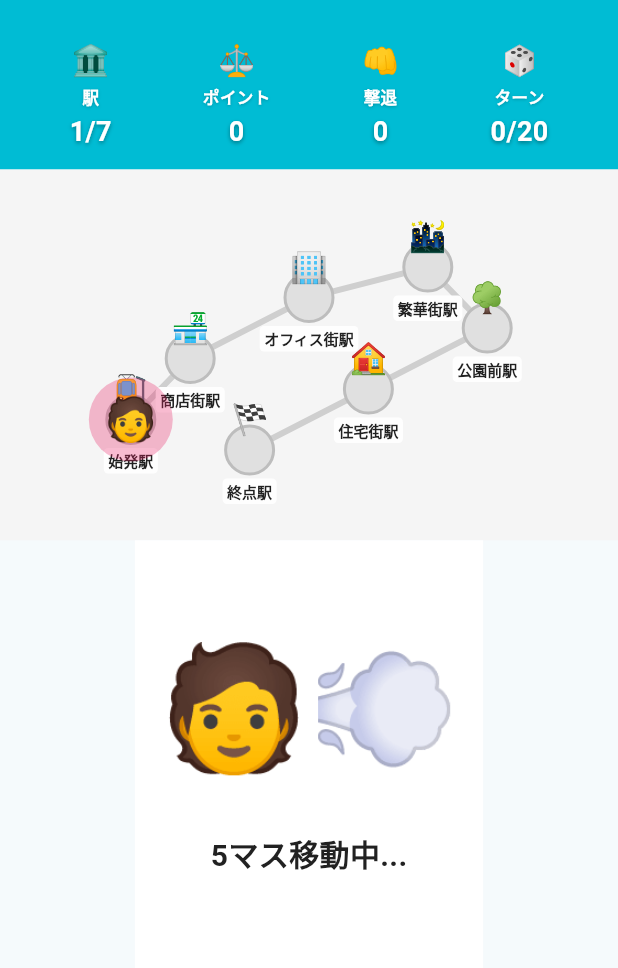
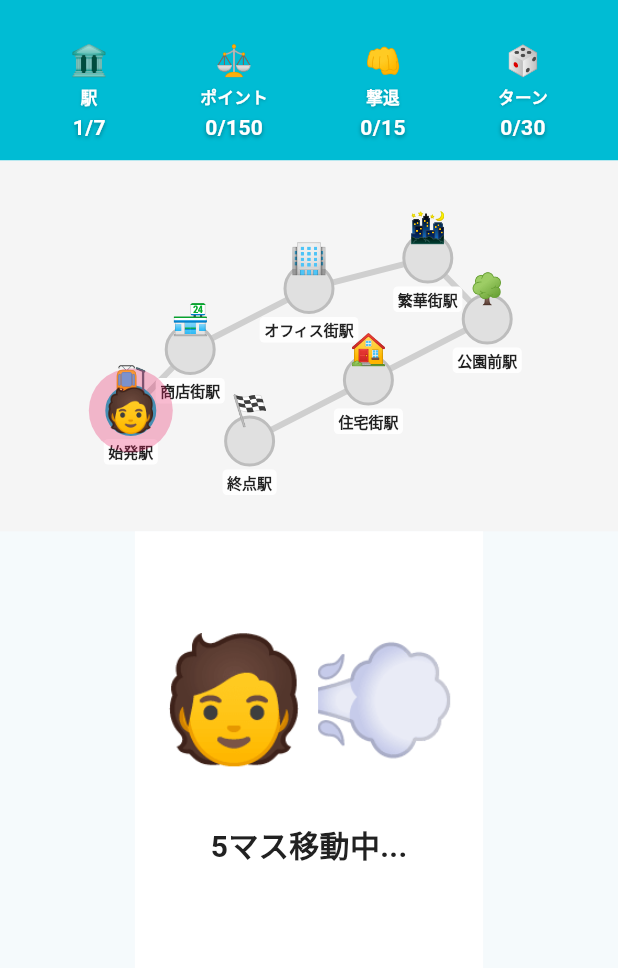
Before and after one commit to okamyuji/ojisan_bounce, a Flutter app: the GameScreen screen opened directly, after a tap on "サイコロを振る", on a phone screen of 412 x 824 dp, the part 63-1031 px from its top. Run offline on Flutter 3.47's test engine with Material 3 defaults, Android fonts, the phone set to English and light mode, and no system bars; our stand-ins replace audioplayers, flutter_riverpod, freezed_annotation; Roboto replaces fonts that are missing (NotoSansJP).

Commit message:
fix: 勝利条件表示修正

```diff
--- a/lib/models/game_state.dart
+++ b/lib/models/game_state.dart
@@ -1,6 +1,7 @@
 /// ゲーム全体の状態管理
 library;
 
+import 'package:flutter/foundation.dart';
 import 'package:freezed_annotation/freezed_annotation.dart';
 import 'package:ojisan_bounce/models/difficulty.dart';
 import 'package:ojisan_bounce/models/ojisan.dart';
@@ -43,9 +44,17 @@ class GameState with _$GameState {
     List<Station> stations, {
     DifficultyLevel difficultyLevel = DifficultyLevel.normal,
   }) {
+    // 初期駅（駅0）を訪問済みに設定
+    final initialStations = stations.map((station) {
+      if (station.id == 0) {
+        return station.copyWith(visited: true);
+      }
+      return station;
+    }).toList();
+
     return GameState(
       player: const Player(),
-      stations: stations,
+      stations: initialStations,
       phase: GamePhase.idle,
       difficulty: DifficultySettings.fromLevel(difficultyLevel),
     );
@@ -70,15 +79,33 @@ extension GameStateExtension on GameState {
     final hasEnoughDefeats =
         player.ojisanDefeated >= difficulty.minOjisanDefeated;
 
+    // デバッグログ（開発時のみ）
+    if (kDebugMode) {
+      debugPrint('🏁 ゲーム終了判定:');
+      debugPrint(
+        '   訪問駅数: ${player.visitedStations.toSet().length}/${stations.length} → $hasVisitedAll',
+      );
+      debugPrint(
+        '   ポイント: ${player.justicePoints}/${difficulty.targetJusticePoints} → $hasEnoughPoints',
+      );
+      debugPrint(
+        '   撃退数: ${player.ojisanDefeated}/${difficulty.minOjisanDefeated} → $hasEnoughDefeats',
+      );
+      debugPrint('   ターン数: ${player.turnCount}/${difficulty.maxTurns}');
+    }
+
     if (hasVisitedAll && hasEnoughPoints && hasEnoughDefeats) {
+      if (kDebugMode) debugPrint('   ✅ 勝利条件達成！');
       return true;
     }
 
     // 敗北条件チェック（最大ターン数超過）
     if (player.turnCount >= difficulty.maxTurns) {
+      if (kDebugMode) debugPrint('   ❌ ターン数超過で敗北');
       return true;
     }
 
+    if (kDebugMode) debugPrint('   ⏳ ゲーム継続中');
     return false;
   }
 
--- a/lib/providers/game_provider.dart
+++ b/lib/providers/game_provider.dart
@@ -20,6 +20,7 @@ class GameNotifier extends Notifier<GameState> {
   final DataLoader _dataLoader = DataLoader();
   Timer? _phaseTimer;
   List<Map<String, dynamic>>? _ojisanTypes;
+  DifficultyLevel _currentDifficulty = DifficultyLevel.normal;
 
   @override
   GameState build() {
@@ -36,7 +37,7 @@ class GameNotifier extends Notifier<GameState> {
   Future<void> _loadData() async {
     final stations = await _dataLoader.loadStations();
     _ojisanTypes = await _dataLoader.loadOjisanTypes();
-    state = GameState.initial(stations);
+    state = GameState.initial(stations, difficultyLevel: _currentDifficulty);
   }
 
   /// 初期状態を作成（リセット用）
@@ -51,6 +52,7 @@ class GameNotifier extends Notifier<GameState> {
 
   /// 難易度を設定
   void setDifficulty(DifficultyLevel difficulty) {
+    _currentDifficulty = difficulty;
     state = state.copyWith(
       difficulty: DifficultySettings.fromLevel(difficulty),
     );
@@ -59,7 +61,7 @@ class GameNotifier extends Notifier<GameState> {
   /// ゲームをリセット
   Future<void> resetGame() async {
     _phaseTimer?.cancel();
-    state = await _createInitialState();
+    state = await _createInitialState(_currentDifficulty);
   }
 
   /// サイコロを振る
--- a/lib/screens/game_screen.dart
+++ b/lib/screens/game_screen.dart
@@ -95,12 +95,20 @@ class _GameScreenState extends ConsumerState<GameScreen> {
             '駅',
             '${gameState.player.visitedStations.toSet().length}/${gameState.stations.length}',
           ),
-          _buildStatusItem('⚖️', 'ポイント', '${gameState.player.justicePoints}'),
-          _buildStatusItem('👊', '撃退', '${gameState.player.ojisanDefeated}'),
+          _buildStatusItem(
+            '⚖️',
+            'ポイント',
+            '${gameState.player.justicePoints}/${gameState.difficulty.targetJusticePoints}',
+          ),
+          _buildStatusItem(
+            '👊',
+            '撃退',
+            '${gameState.player.ojisanDefeated}/${gameState.difficulty.minOjisanDefeated}',
+          ),
           _buildStatusItem(
             '🎲',
             'ターン',
-            '${gameState.player.turnCount}/${GameConfig.maxTurns}',
+            '${gameState.player.turnCount}/${gameState.difficulty.maxTurns}',
           ),
         ],
       ),
@@ -131,7 +139,7 @@ class _GameScreenState extends ConsumerState<GameScreen> {
         Text(
           value,
           style: const TextStyle(
-            fontSize: 18,
+            fontSize: 14,
             fontWeight: FontWeight.bold,
             color: Colors.white,
             shadows: [
--- a/lib/screens/result_screen.dart
+++ b/lib/screens/result_screen.dart
@@ -45,7 +45,9 @@ class ResultScreen extends ConsumerWidget {
           ),
         ),
         child: SafeArea(
-          child: Center(
+          child: SingleChildScrollView(
+            child: Padding(
+              padding: const EdgeInsets.symmetric(vertical: 32),
               child: Column(
                 mainAxisAlignment: MainAxisAlignment.center,
                 children: [
@@ -223,6 +225,7 @@ class ResultScreen extends ConsumerWidget {
             ),
           ),
         ),
+      ),
     );
   }
 
```
Also changed, not shown: lib/screens/title_screen.dart (+8 -1 lines), 2 other files. Lines whose indentation alone changed are shown as unchanged.
